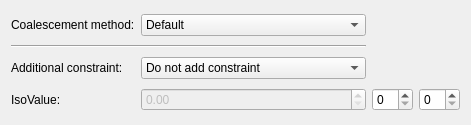
The window that src/Interface/Modules/Fields/CoalesceMesh.ui (tarkpate/SCIRun) describes before a commit, drawn with Qt 5.
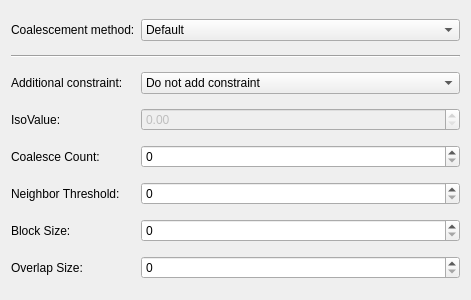
The same window after the commit.

Commit message: Change block size to 3x3

Diff of the .ui file:
```diff
--- a/src/Interface/Modules/Fields/CoalesceMesh.ui
+++ b/src/Interface/Modules/Fields/CoalesceMesh.ui
@@ -13,7 +13,7 @@
   <property name="minimumSize">
    <size>
     <width>471</width>
-    <height>125</height>
+    <height>300</height>
    </size>
   </property>
   <property name="maximumSize">
@@ -40,20 +40,34 @@
      </property>
     </widget>
     </item>
-   <item row="4" column="2">
+   <item row="5" column="1">
     <widget class="QSpinBox" name="coalesceSpinBox_">
      <property name="enabled">
       <bool>true</bool>
      </property>
     </widget>
    </item>
-   <item row="4" column="3">
+   <item row="6" column="1">
     <widget class="QSpinBox" name="neighborThresholdSpinBox_">
      <property name="enabled">
       <bool>true</bool>
      </property>
     </widget>
    </item>
+   <item row="7" column="1">
+    <widget class="QSpinBox" name="blockSizeSpinBox_">
+     <property name="enabled">
+      <bool>true</bool>
+     </property>
+    </widget>
+   </item>
+   <item row="8" column="1">
+    <widget class="QSpinBox" name="overlapSizeSpinBox_">
+     <property name="enabled">
+      <bool>true</bool>
+     </property>
+    </widget>
+   </item>
    <item row="4" column="0">
     <widget class="QLabel" name="label_3">
      <property name="text">
@@ -61,6 +75,34 @@
      </property>
     </widget>
    </item>
+   <item row="5" column="0">
+    <widget class="QLabel" name="label_3">
+     <property name="text">
+      <string>Coalesce Count:</string>
+     </property>
+    </widget>
+   </item>
+   <item row="6" column="0">
+    <widget class="QLabel" name="label_3">
+     <property name="text">
+      <string>Neighbor Threshold:</string>
+     </property>
+    </widget>
+   </item>
+   <item row="7" column="0">
+    <widget class="QLabel" name="label_3">
+     <property name="text">
+      <string>Block Size:</string>
+     </property>
+    </widget>
+   </item>
+   <item row="8" column="0">
+    <widget class="QLabel" name="label_3">
+     <property name="text">
+      <string>Overlap Size:</string>
+     </property>
+    </widget>
+   </item>
    <item row="3" column="1">
     <widget class="QComboBox" name="constraintComboBox_">
      <item>
```
The commit also changes 5 other files.
